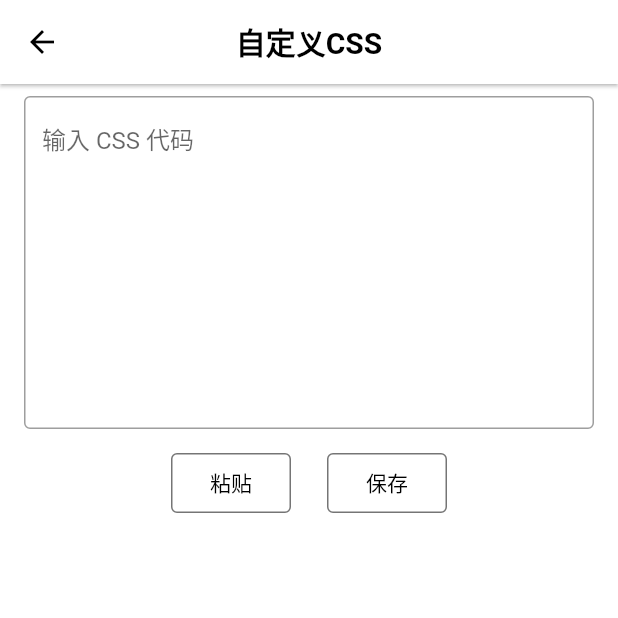
After one commit to gvenusleo/MeRead, a Flutter app: the ReadSetPage screen opened directly, after a tap on "自定义 CSS", on a phone screen of 412 x 824 dp, the top half of it. The commit adds this screen. Run offline on Flutter 3.47's test engine with Material 2 defaults, Android fonts, the phone set to English and light mode, and no system bars; our stand-ins replace file_picker, share_plus, shared_preferences, sqflite; missing offline and left inert: flutter_inappwebview, opml, webfeed; accounts and stored records are empty; Roboto replaces fonts that are missing (NotoSerifSC).

Commit message:
feat: custom css

```diff
--- a/lib/pages/read.dart
+++ b/lib/pages/read.dart
@@ -82,6 +82,7 @@ h1 {
   font-weight: 700;
   margin: 0 0 0.5em 0;
 }
+${widget.initData['customCss']}
 </style>
 </head>
 <body>
--- /dev/null
+++ b/lib/pages/setting/custom_css.dart
@@ -0,0 +1,87 @@
+import 'package:flutter/material.dart';
+import 'package:flutter/services.dart';
+
+import '../../utils/key.dart';
+
+class CustomCssPage extends StatefulWidget {
+  const CustomCssPage({Key? key}) : super(key: key);
+
+  @override
+  CustomCssPageState createState() => CustomCssPageState();
+}
+
+class CustomCssPageState extends State<CustomCssPage> {
+  final TextEditingController _customCssController = TextEditingController();
+
+  Future<void> initData() async {
+    final String css = await getCustomCss();
+    setState(() {
+      _customCssController.text = css;
+    });
+  }
+
+  @override
+  void initState() {
+    super.initState();
+    initData();
+  }
+
+  @override
+  Widget build(BuildContext context) {
+    return Scaffold(
+      appBar: AppBar(
+        title: const Text(
+          '自定义CSS',
+          style: TextStyle(fontWeight: FontWeight.w700),
+        ),
+      ),
+      body: Padding(
+        padding: const EdgeInsets.fromLTRB(16, 8, 16, 20),
+        child: Column(
+          children: [
+            TextFormField(
+              controller: _customCssController,
+              maxLines: 10,
+              style: TextStyle(
+                color: Theme.of(context).textTheme.headlineSmall!.color,
+              ),
+              decoration: const InputDecoration(
+                hintText: '输入 CSS 代码',
+                border: OutlineInputBorder(),
+              ),
+            ),
+            const SizedBox(height: 12),
+            Row(
+              mainAxisAlignment: MainAxisAlignment.center,
+              children: [
+                OutlinedButton(
+                  onPressed: () {
+                    // 从剪贴板获取，光标移到末尾
+                    Clipboard.getData('text/plain').then((value) {
+                      if (value != null) {
+                        _customCssController.text = value.text!;
+                        _customCssController.selection =
+                            TextSelection.fromPosition(
+                                TextPosition(offset: value.text!.length));
+                      }
+                    });
+                  },
+                  child: const Text('粘贴'),
+                ),
+                const SizedBox(width: 24),
+                OutlinedButton(
+                  onPressed: () async {
+                    await setCustomCss(_customCssController.text);
+                    if (!mounted) return;
+                    Navigator.pop(context);
+                  },
+                  child: const Text('保存'),
+                ),
+              ],
+            )
+          ],
+        ),
+      ),
+    );
+  }
+}
--- a/lib/pages/setting/read_set.dart
+++ b/lib/pages/setting/read_set.dart
@@ -1,6 +1,8 @@
+import 'package:flutter/cupertino.dart';
 import 'package:flutter/material.dart';
 
-import 'package:meread/utils/key.dart';
+import '../../utils/key.dart';
+import 'custom_css.dart';
 
 class ReadSetPage extends StatefulWidget {
   const ReadSetPage({Key? key}) : super(key: key);
@@ -219,6 +221,20 @@ class ReadSetPageState extends State<ReadSetPage> {
                 },
               ),
             ),
+            ListTile(
+              // TODO: 目前已知，自定义字体无法在正常显示
+              contentPadding: const EdgeInsets.all(0),
+              title: const Text('自定义 CSS'),
+              trailing: const Icon(Icons.chevron_right),
+              onTap: () {
+                Navigator.push(
+                  context,
+                  CupertinoPageRoute(
+                    builder: (context) => const CustomCssPage(),
+                  ),
+                );
+              },
+            ),
           ],
         ),
       ),
--- a/lib/utils/key.dart
+++ b/lib/utils/key.dart
@@ -157,5 +157,17 @@ Future<Map<String, dynamic>> getAllReadPageInitData() async {
     'flomoTag': prefs.getString('flomoTag') ?? '',
     'useCategoryAsTag': prefs.getBool('useCategoryAsTag') ?? false,
     'savePostLink': prefs.getBool('savePostLink') ?? false,
+    'customCss': prefs.getString('customCss') ?? '',
   };
 }
+
+// 阅读页面自定义 CSS 数据管理
+Future<String> getCustomCss() async {
+  final prefs = await SharedPreferences.getInstance();
+  return prefs.getString('customCss') ?? '';
+}
+
+Future<void> setCustomCss(String css) async {
+  final prefs = await SharedPreferences.getInstance();
+  prefs.setString('customCss', css);
+}
```
Also changed, not shown: 1 other file.
